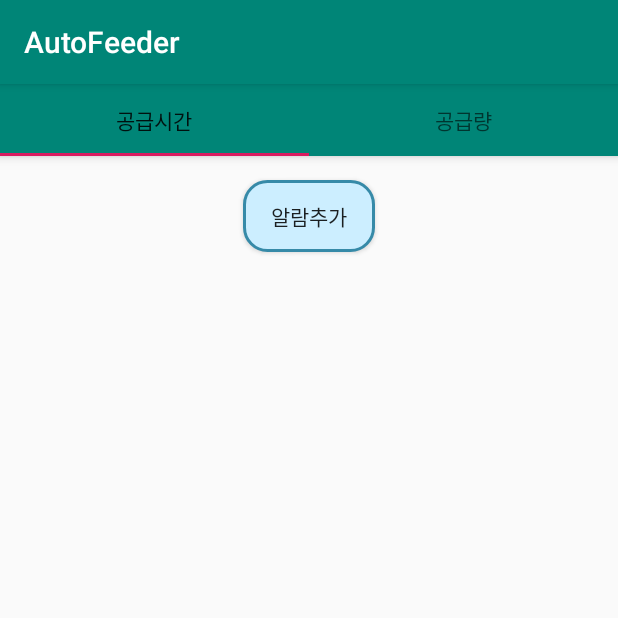
After one commit to susanso/android_studio, an Android app: the FeedActivity screen opened directly, with no data from a screen before it, on a phone screen of 412 x 824 dp, the top half of it. The commit adds this screen. Run offline under Robolectric (Android 15) with nearby library versions, the phone set to English and light mode, and no system bars.

Commit message:
#2 시간, 양 조절 화면 구현

```diff
--- a/AutoFeeder/app/build.gradle
+++ b/AutoFeeder/app/build.gradle
@@ -23,15 +23,17 @@ android {
 }
 
 dependencies {
+    implementation 'com.android.support:design:28.0.0'
     implementation fileTree(dir: 'libs', include: ['*.jar'])
     implementation "org.jetbrains.kotlin:kotlin-stdlib-jdk7:$kotlin_version"
     implementation 'com.android.support:appcompat-v7:28.0.0'
     implementation 'com.android.support.constraint:constraint-layout:1.1.3'
-    implementation 'com.mikhaellopez:circularimageview:3.2.0'
     implementation 'com.android.support:support-v4:28.0.0'
     testImplementation 'junit:junit:4.12'
     androidTestImplementation 'com.android.support.test:runner:1.0.2'
     androidTestImplementation 'com.android.support.test.espresso:espresso-core:3.0.2'
     implementation 'com.android.support:cardview-v7:28.0.0'
     implementation 'com.mikhaellopez:circularimageview:3.2.0'
+    implementation 'com.android.support:design:28.0.0'
+    implementation 'com.android.support:recyclerview-v7:28.0.0'
 }
--- a/AutoFeeder/app/src/main/java/com/hoseo/autofeeder/EditprofileActivity.kt
+++ b/AutoFeeder/app/src/main/java/com/hoseo/autofeeder/EditprofileActivity.kt
@@ -22,7 +22,7 @@ class EditprofileActivity : AppCompatActivity() {
         }
 
         cancelButton.setOnClickListener {
-            startActivity(Intent(this, Profile::class.java))
+            onBackPressed()
         }
 
         applyButton.setOnClickListener {
--- /dev/null
+++ b/AutoFeeder/app/src/main/java/com/hoseo/autofeeder/FeedActivity.kt
@@ -0,0 +1,31 @@
+package com.hoseo.autofeeder
+
+import android.support.v7.app.AppCompatActivity
+import android.os.Bundle
+import android.support.design.widget.TabLayout
+import kotlinx.android.synthetic.main.activity_feed.*
+
+class FeedActivity : AppCompatActivity() {
+
+    override fun onCreate(savedInstanceState: Bundle?) {
+        super.onCreate(savedInstanceState)
+        setContentView(R.layout.activity_feed)
+        supportFragmentManager.beginTransaction().replace(R.id.feedView, FeedingTimeFragment()).commit()
+
+        tabs.addOnTabSelectedListener(object: TabLayout.OnTabSelectedListener {
+            override fun onTabReselected(p0: TabLayout.Tab?) {
+            }
+
+            override fun onTabUnselected(p0: TabLayout.Tab?) {
+            }
+
+            override fun onTabSelected(tab: TabLayout.Tab?) {
+                when(tab?.position) {
+                    0 -> supportFragmentManager.beginTransaction().replace(R.id.feedView, FeedingTimeFragment()).commit()
+                    1 -> supportFragmentManager.beginTransaction().replace(R.id.feedView, FeedingAmountFragment()).commit()
+                }
+            }
+        })
+    }
+
+}
--- /dev/null
+++ b/AutoFeeder/app/src/main/java/com/hoseo/autofeeder/FeedingTimeFragment.kt
@@ -0,0 +1,29 @@
+package com.hoseo.autofeeder
+
+
+import android.os.Bundle
+import android.support.v4.app.Fragment
+import android.view.LayoutInflater
+import android.view.View
+import android.view.ViewGroup
+
+
+// TODO: Rename parameter arguments, choose names that match
+// the fragment initialization parameters, e.g. ARG_ITEM_NUMBER
+private const val ARG_PARAM1 = "param1"
+private const val ARG_PARAM2 = "param2"
+
+/**
+ * A simple [Fragment] subclass.
+ *
+ */
+class FeedingTimeFragment : Fragment() {
+
+    override fun onCreateView(
+        inflater: LayoutInflater, container: ViewGroup?,
+        savedInstanceState: Bundle?
+    ): View? {
+        // Inflate the layout for this fragment
+        return inflater.inflate(R.layout.fragment_feeding_time, container, false)
+    }
+}
--- a/AutoFeeder/app/src/main/java/com/hoseo/autofeeder/MainActivity.kt
+++ b/AutoFeeder/app/src/main/java/com/hoseo/autofeeder/MainActivity.kt
@@ -14,5 +14,9 @@ class MainActivity : AppCompatActivity() {
         picture.setOnClickListener {
             startActivity(Intent(this, Profile::class.java))
         }
+
+        feed.setOnClickListener{
+            startActivity(Intent(this, FeedActivity::class.java))
+        }
     }
 }
--- /dev/null
+++ b/AutoFeeder/app/src/main/res/layout/activity_feed.xml
@@ -0,0 +1,41 @@
+<?xml version="1.0" encoding="utf-8"?>
+<android.support.design.widget.CoordinatorLayout
+        xmlns:android="http://schemas.android.com/apk/res/android"
+        xmlns:app="http://schemas.android.com/apk/res-auto"
+        android:layout_width="match_parent"
+        android:layout_height="match_parent">
+    <android.support.design.widget.AppBarLayout
+            android:id="@+id/appbar"
+            android:layout_height="wrap_content"
+            android:layout_width="match_parent">
+        <android.support.design.widget.TabLayout
+                android:id="@+id/tabs"
+                android:layout_width="match_parent"
+                android:layout_height="wrap_content">
+            /*
+            app:layout_scrollFlags="scroll|enterAlways"
+            app:tabMode="fixed" app:tabGravity="fill" app:tabIndicatorColor="@color/colorPrimary">
+            */
+            <android.support.design.widget.TabItem
+                    android:layout_height="wrap_content"
+                    android:layout_width="match_parent"
+
+                    android:text="@string/feedInfo1" android:id="@+id/tab1"/>
+            <android.support.design.widget.TabItem
+                    android:layout_height="wrap_content"
+                    android:layout_width="match_parent"
+
+                    android:text="@string/feedInfo2" android:id="@+id/tab2"/>
+        </android.support.design.widget.TabLayout>
+    </android.support.design.widget.AppBarLayout>
+    <android.support.v4.widget.NestedScrollView
+            android:layout_width="match_parent"
+            android:layout_height="match_parent"
+            app:layout_behavior="android.support.design.widget.AppBarLayout$ScrollingViewBehavior"
+    >
+
+        <FrameLayout
+                android:layout_width="match_parent"
+                android:layout_height="match_parent" android:id="@+id/feedView"/>
+    </android.support.v4.widget.NestedScrollView>
+</android.support.design.widget.CoordinatorLayout>
--- /dev/null
+++ b/AutoFeeder/app/src/main/res/layout/fragment_feeding_time.xml
@@ -0,0 +1,27 @@
+<?xml version="1.0" encoding="utf-8"?>
+<android.support.constraint.ConstraintLayout xmlns:android="http://schemas.android.com/apk/res/android"
+                                             xmlns:app="http://schemas.android.com/apk/res-auto"
+                                             xmlns:tools="http://schemas.android.com/tools"
+                                             android:layout_width="match_parent"
+                                             android:layout_height="match_parent"
+>
+
+
+    <android.support.v7.widget.RecyclerView
+            android:layout_width="0dp"
+            android:layout_height="0dp"
+            app:layout_constraintStart_toStartOf="parent" android:layout_marginStart="8dp"
+            android:layout_marginTop="8dp" app:layout_constraintTop_toTopOf="parent"
+            app:layout_constraintEnd_toEndOf="parent" android:layout_marginEnd="8dp" android:layout_marginBottom="8dp"
+            app:layout_constraintBottom_toTopOf="@+id/alarmButton" android:id="@+id/alarmList"/>
+    <Button
+            android:text="@string/addAlarm"
+            android:layout_width="wrap_content"
+            android:layout_height="wrap_content" android:id="@+id/alarmButton"
+            android:onClick="create"
+            app:layout_constraintStart_toStartOf="parent"
+            app:layout_constraintEnd_toEndOf="parent"
+            android:layout_marginBottom="8dp" app:layout_constraintBottom_toBottomOf="parent"
+            android:background="@drawable/button_layout"/>
+
+</android.support.constraint.ConstraintLayout>
--- a/AutoFeeder/app/src/main/res/values/strings.xml
+++ b/AutoFeeder/app/src/main/res/values/strings.xml
@@ -1,9 +1,15 @@
 <resources>
     <string name="app_name">AutoFeeder</string>
     <string name="menu1">사료주기</string>
-    <string name="menu2">기록</string>
+    <string name="menu2">기 록</string>
     <string name="menu3">사료정보</string>
     <string name="menu4">애완용품 샵</string>
+    <string name="feedInfo1">공급시간</string>
+    <string name="feedInfo2">공급량</string>
+    <string name="feedSubmit">적용</string>
+    <string name="feedCancel">취소</string>
+    <string name="addAlarm">알람추가</string>
+    <string name="edit">수정</string>
 
     <!-- TODO: Remove or change this placeholder text -->
     <string name="hello_blank_fragment">Hello blank fragment</string>
```
Also changed, not shown: AutoFeeder/app/src/main/AndroidManifest.xml (+12 -10 lines), AutoFeeder/app/src/main/java/com/hoseo/autofeeder/FeedingAmountFragment.kt (added, +58 -0 lines), AutoFeeder/app/src/main/java/com/hoseo/autofeeder/TimePickerFragment.kt (added, +74 -0 lines), AutoFeeder/app/src/main/res/layout/activity_editprofile.xml (+18 -16 lines), AutoFeeder/app/src/main/res/layout/activity_profile.xml (+9 -9 lines), AutoFeeder/app/src/main/res/layout/fragment_feeding_amount.xml (added, +56 -0 lines).
